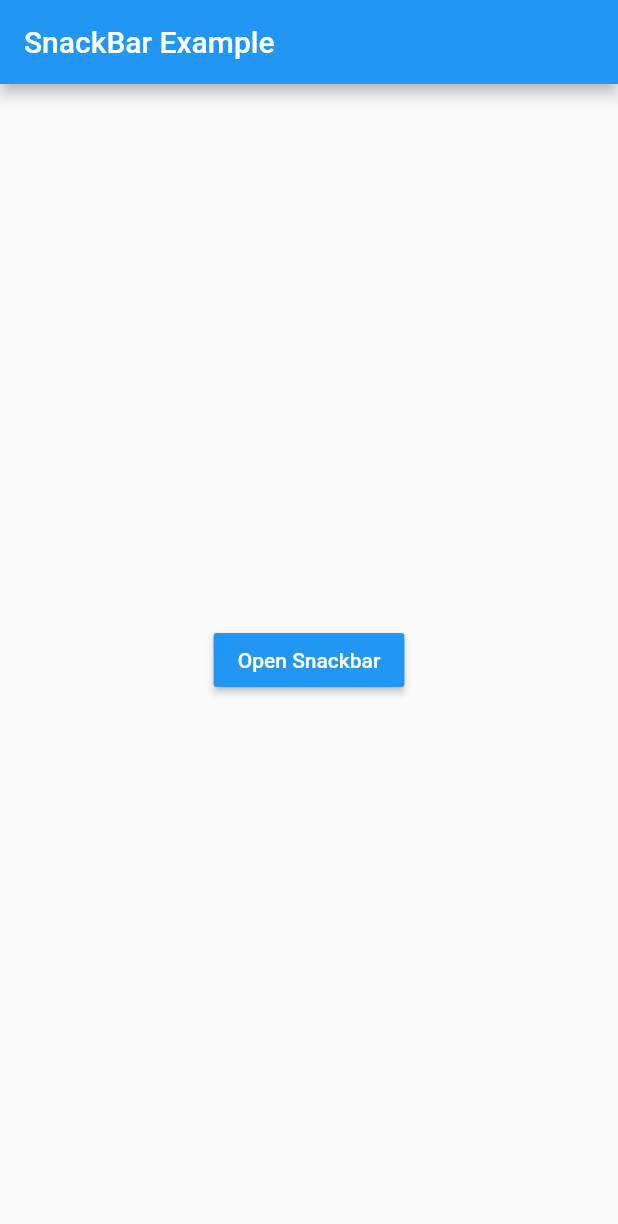
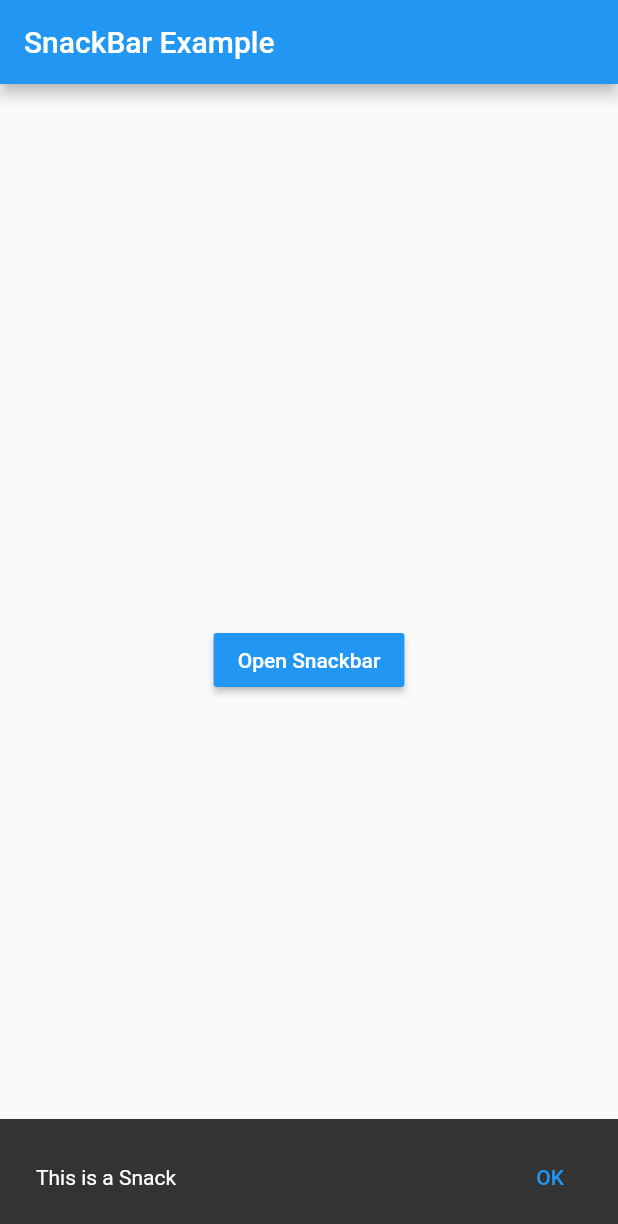
Before and after one commit to RandyKdev/30DaysOfFLutter, a Flutter app: the screen it shows after launch, after a tap on "Open Snackbar", on a phone screen of 412 x 824 dp. Shown: the top 1224 px of the screen. Run offline on Flutter 3.47's test engine with Material 2 defaults, Android fonts, the phone set to English and light mode, and no system bars.

Commit message:
day 4 completed

```diff
--- a/lib/main.dart
+++ b/lib/main.dart
@@ -5,11 +5,16 @@ void main() => runApp(MyApp());
 
 class MyApp extends StatelessWidget {
   @override
-   Widget build(BuildContext context) {
-     return MaterialApp(
-       debugShowCheckedModeBanner: false,
-       theme: ThemeData(primaryColor: Colors.blue),
-      home: SnackBarScreen(),
+  Widget build(BuildContext context) {
+    return MaterialApp(
+      debugShowCheckedModeBanner: false,
+      theme: ThemeData(primaryColor: Colors.blue),
+      home: Scaffold(
+        appBar: AppBar(
+        title: Text("SnackBar Example"),
+      ),
+        body: SnackBarScreen(),
+      ),
       title: 'SnackBar Example',
     );
   }
--- a/lib/screens/snackBar.dart
+++ b/lib/screens/snackBar.dart
@@ -3,11 +3,7 @@ import 'package:flutter/material.dart';
 class SnackBarScreen extends StatelessWidget {
   @override
   Widget build(BuildContext context) {
-    return Scaffold(
-      appBar: AppBar(
-        title: Text("SnackBar Example"),
-      ),
-      body: Center(
+    return Center(
       child: RaisedButton(
         child: Text(
           "Open Snackbar",
@@ -16,8 +12,23 @@ class SnackBarScreen extends StatelessWidget {
           ),
         ),
         color: Colors.blue,
+        onPressed: () {
+          final snack = SnackBar(
+            elevation: 5,
+            content: SizedBox(
+              height: 50,
+              child: Align(
+                alignment: Alignment.centerLeft,
+                child: Text("This is a Snack"),
+              ),
+            ),
+            action: SnackBarAction(
+              label: "OK",
               onPressed: () {},
             ),
+          );
+          Scaffold.of(context).showSnackBar(snack);
+        },
       ),
     );
   }
```
Lines whose indentation alone changed are shown as unchanged.
